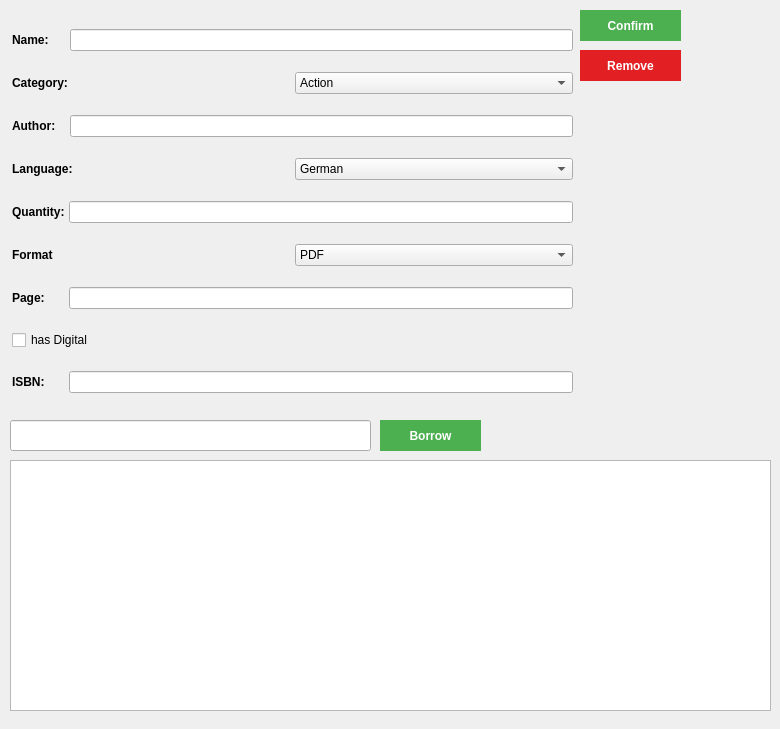
This is bookdialog.ui in concat1911/LibraryManager as Qt 5 draws it before an edit. The edited form follows.
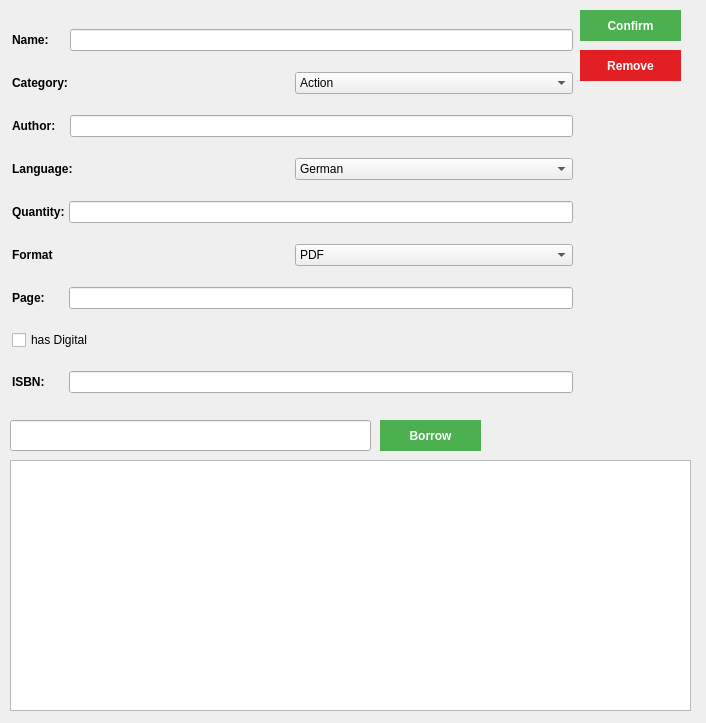
This is the edited form. Icons and pictures are not drawn.

```diff
--- a/bookdialog.ui
+++ b/bookdialog.ui
@@ -6,8 +6,8 @@
    <rect>
     <x>0</x>
     <y>0</y>
-    <width>780</width>
-    <height>729</height>
+    <width>706</width>
+    <height>723</height>
    </rect>
   </property>
   <property name="windowTitle">
@@ -81,7 +81,7 @@
     <rect>
      <x>10</x>
      <y>460</y>
-     <width>761</width>
+     <width>681</width>
      <height>251</height>
     </rect>
    </property>
```
